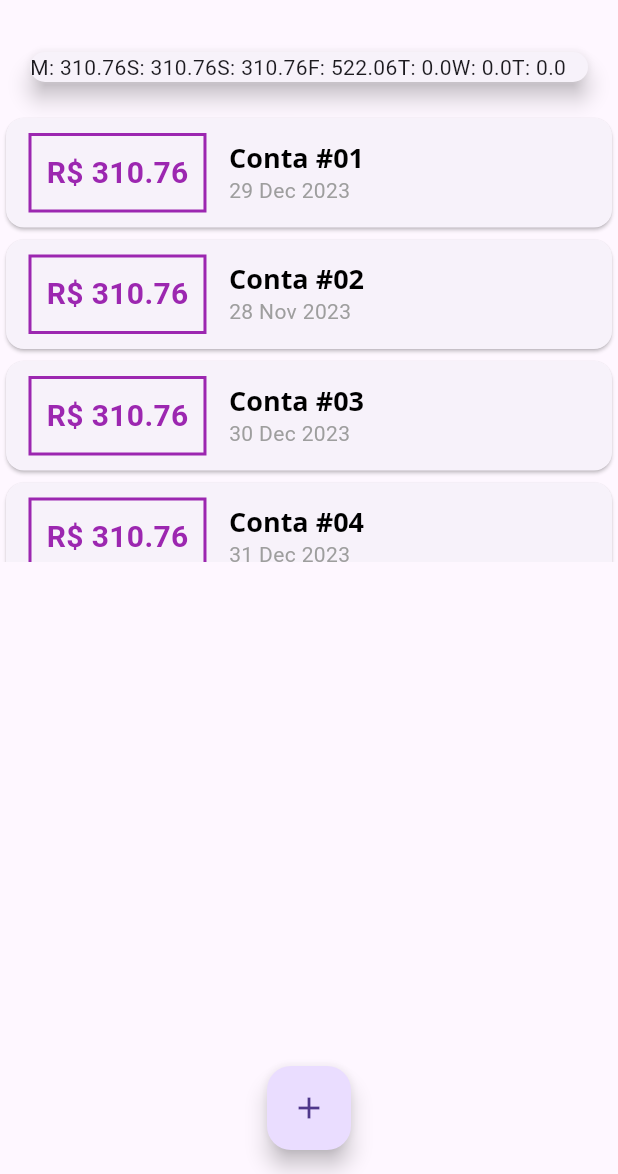
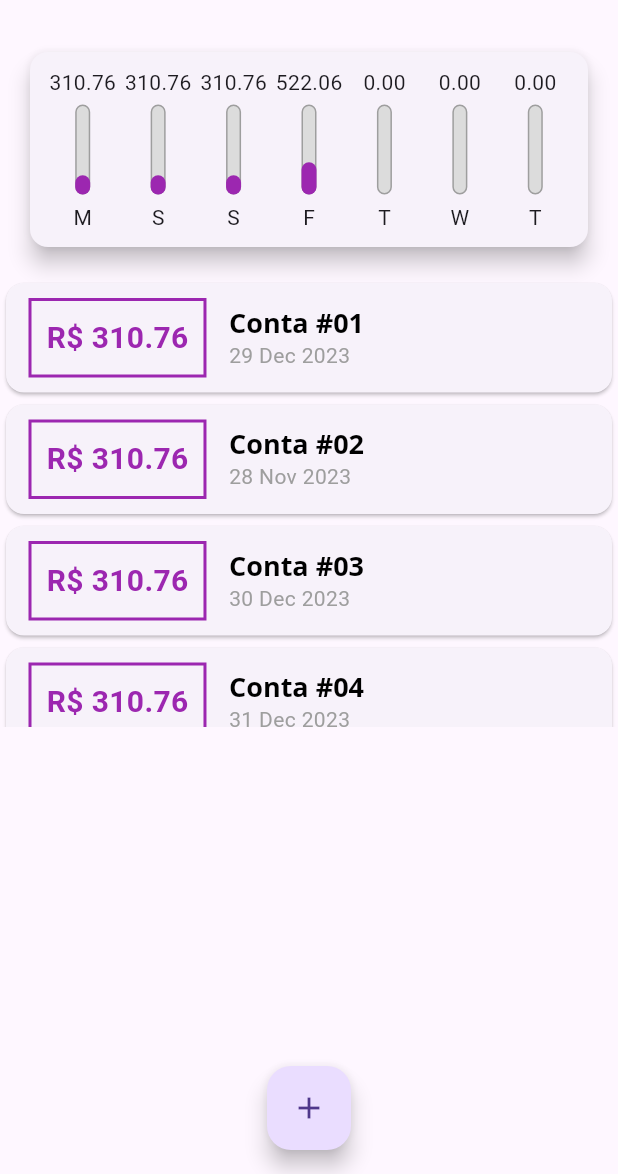
Before and after one commit to ArthurThuko/FlutterUdemy, a Flutter app: the screen it shows after launch, on a phone screen of 412 x 824 dp, the part 62-1236 px from its top. Run offline on Flutter 3.47's test engine with Material 3 defaults, Android fonts, the phone set to English and light mode, and no system bars.

Commit message:
Alterações

```diff
--- a/expenses/lib/components/chart.dart
+++ b/expenses/lib/components/chart.dart
@@ -1,3 +1,4 @@
+import 'package:expenses/components/chart_bar.dart';
 import 'package:expenses/models/transaction.dart';
 import 'package:intl/intl.dart';
 import 'package:flutter/material.dart';
@@ -32,16 +33,33 @@ class Chart extends StatelessWidget {
     });
   }
 
+  double get _weekTotalValue {
+    return groupedTransactions.fold(0.0, (sum, tr) {
+      return sum + double.parse(tr['value'].toString());
+    });
+  }
+
   @override
   Widget build(BuildContext context) {
-    groupedTransactions;
     return Card(
       elevation: 6,
       margin: EdgeInsets.all(20),
-      child: Row(
-        children: groupedTransactions.map((tr) {
-          return Text('${tr['day']}: ${tr['value']}');
-        }).toList(),
+      child: Padding(
+        padding: const EdgeInsets.all(10),
+        child: Row(
+          mainAxisAlignment: MainAxisAlignment.spaceAround,
+          children: groupedTransactions.map((tr) {
+            return Flexible(
+              fit: FlexFit.tight,
+              child: ChartBar(
+                label: tr['day'].toString(),
+                value: double.parse(tr['value'].toString()),
+                percentage:
+                    double.parse(tr['value'].toString()) / _weekTotalValue,
+              ),
+            );
+          }).toList(),
+        ),
       ),
     );
   }
--- a/expenses/lib/components/chart_bar.dart
+++ b/expenses/lib/components/chart_bar.dart
@@ -13,6 +13,43 @@ class ChartBar extends StatelessWidget {
 
   @override
   Widget build(BuildContext context) {
-    return Container();
+    return Column(
+      children: <Widget>[
+        FittedBox(
+          child: Text('${value.toStringAsFixed(2)}'),
+        ),
+        SizedBox(height: 5),
+        Container(
+          height: 60,
+          width: 10,
+          child: Stack(
+            alignment: Alignment.bottomCenter,
+            children: [
+              Container(
+                decoration: BoxDecoration(
+                  border: Border.all(
+                    color: Colors.grey,
+                    width: 1.0,
+                  ),
+                  color: Color.fromRGBO(220, 220, 220, 1),
+                  borderRadius: BorderRadius.circular(5),
+                ),
+              ),
+              FractionallySizedBox(
+                heightFactor: percentage,
+                child: Container(
+                  decoration: BoxDecoration(
+                    color: Theme.of(context).colorScheme.primary,
+                    borderRadius: BorderRadius.circular(5),
+                  ),
+                ),
+              )
+            ],
+          ),
+        ),
+        SizedBox(height: 5),
+        Text(label),
+      ],
+    );
   }
 }
```
